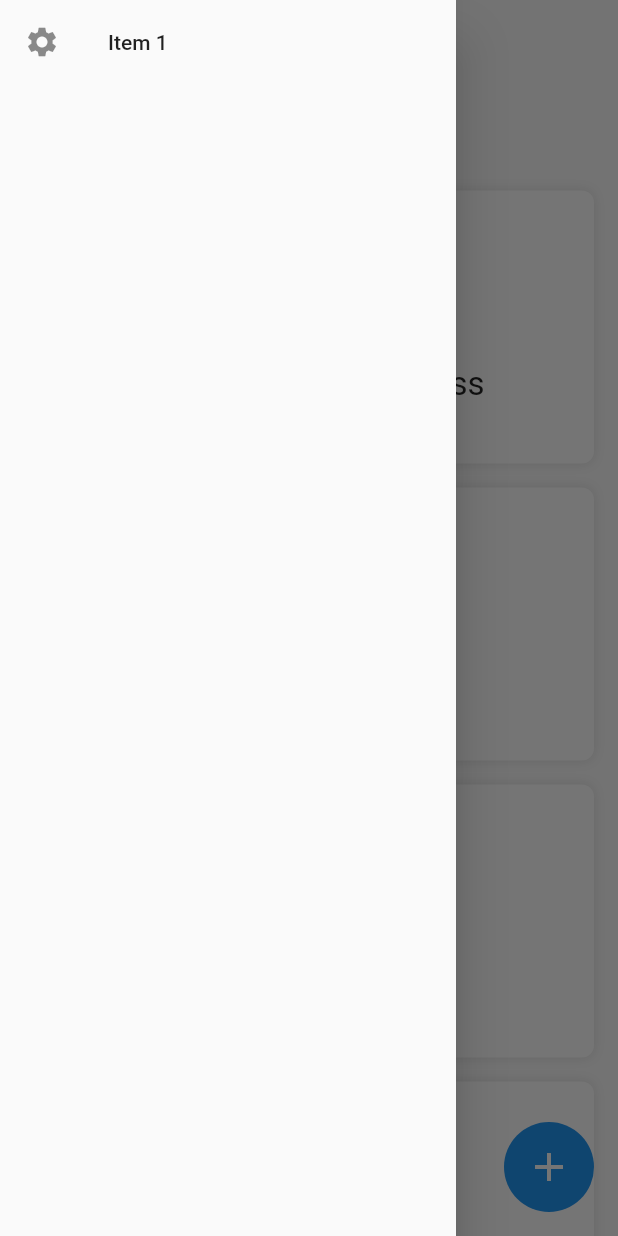
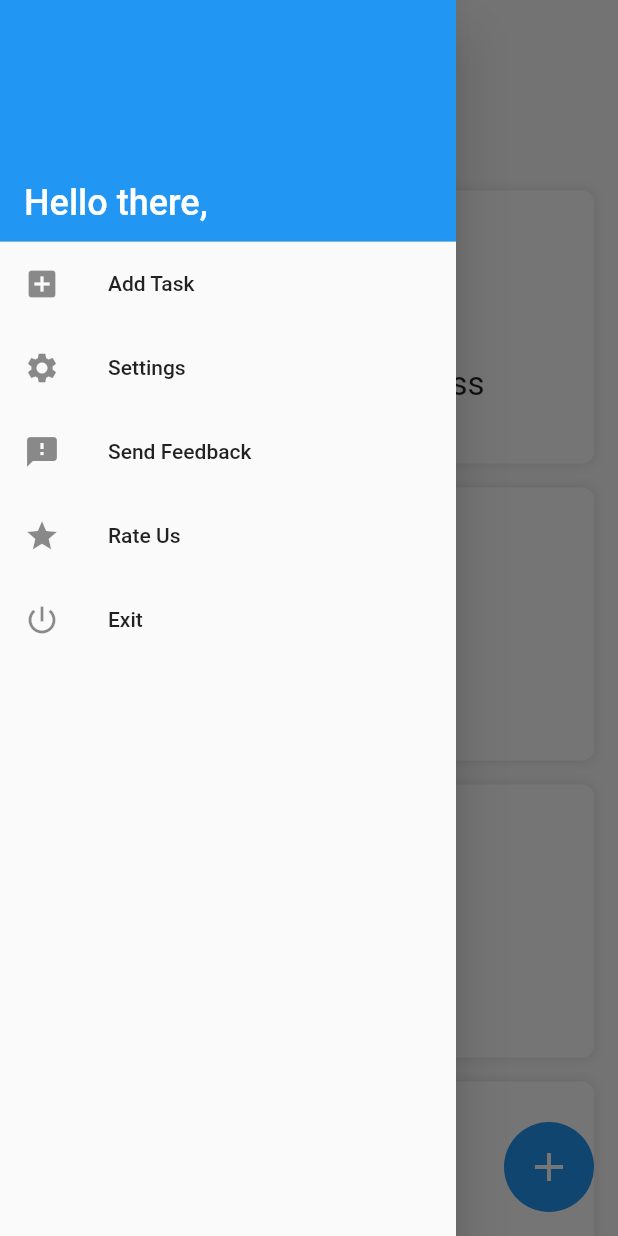
Before and after one commit to akhil-tj/To-Do-List-App, a Flutter app: the screen it shows after launch, with the side drawer open, on a phone screen of 412 x 824 dp. Run offline on Flutter 3.47's test engine with Material 2 defaults, Android fonts, the phone set to English and light mode, and no system bars; our stand-ins replace feather_icons_flutter, flutter_svg.

Commit message:
updated code base

```diff
--- a/lib/Home/home_page.dart
+++ b/lib/Home/home_page.dart
@@ -4,6 +4,7 @@ import 'package:to_do/Product/product_details.dart';
 import 'package:feather_icons_flutter/feather_icons_flutter.dart';
 import 'package:flutter_svg/flutter_svg.dart';
 import 'package:to_do/Screens/add_task.dart';
+import 'package:to_do/Screens/product_info.dart';
 
 class HomePage extends StatelessWidget {
   final GlobalKey<ScaffoldState> _drawerKey = GlobalKey();
@@ -27,11 +28,58 @@ class HomePage extends StatelessWidget {
       drawer: Drawer(
         child: ListView(
           children: [
+            DrawerHeader(
+              margin: EdgeInsets.zero,
+              padding: EdgeInsets.zero,
+              decoration: BoxDecoration(
+                color: Colors.blue,
+              ),
+              child: Stack(
+                children: <Widget>[
+                  Positioned(
+                    bottom: 12.0,
+                    left: 16.0,
+                    child: Text(
+                      "Hello there,",
+                      style: TextStyle(
+                          color: Colors.white,
+                          fontSize: 24.0,
+                          fontWeight: FontWeight.w500),
+                    ),
+                  ),
+                ],
+              ),
+            ),
+            ListTile(
+                leading: Icon(Icons.add_box),
+                title: Text('Add Task'),
+                onTap: () {
+                  Navigator.of(context).pop();
+                  Navigator.pushNamed(context, AddTask.addTaskRoute);
+                }),
             ListTile(
                 leading: Icon(Icons.settings),
-                title: Text('Item 1'),
+                title: Text('Settings'),
                 onTap: () {
-                  print('Item 1');
+                  print('Settings');
+                }),
+            ListTile(
+                leading: Icon(Icons.sms_failed),
+                title: Text('Send Feedback'),
+                onTap: () {
+                  print('Send Feedback');
+                }),
+            ListTile(
+                leading: Icon(Icons.star),
+                title: Text('Rate Us'),
+                onTap: () {
+                  print('Rate Us');
+                }),
+            ListTile(
+                leading: Icon(Icons.power_settings_new),
+                title: Text('Exit'),
+                onTap: () {
+                  print('Exit');
                 }),
           ],
         ),
@@ -101,10 +149,21 @@ class HomePage extends StatelessWidget {
       gridDelegate:
           SliverGridDelegateWithFixedCrossAxisCount(crossAxisCount: 2),
       itemBuilder: (BuildContext context, int index) {
-        return ProductCard(
-          myIcon: productList[index].myIcon,
-          no: productList[index].no,
-          heading: productList[index].heading,
+        return GestureDetector(
+          onTap: () {
+            Map arguments = {
+              'myIcon': productList[index].myIcon,
+              'heading': productList[index].heading,
+              'no': productList[index].no
+            };
+            Navigator.pushNamed(context, ProductInformation.productInfoRoute,
+                arguments: arguments);
+          },
+          child: ProductCard(
+            myIcon: productList[index].myIcon,
+            no: productList[index].no,
+            heading: productList[index].heading,
+          ),
         );
       },
     );
--- a/lib/Product/product_details.dart
+++ b/lib/Product/product_details.dart
@@ -1,5 +1,4 @@
 import 'package:flutter/material.dart';
-import 'package:to_do/Screens/product_info.dart';
 
 class ProductCard extends StatelessWidget {
   final IconData myIcon;
@@ -10,11 +9,7 @@ class ProductCard extends StatelessWidget {
       {@required this.myIcon, @required this.heading, @required this.no});
   @override
   Widget build(BuildContext context) {
-    return GestureDetector(
-      onTap: () {
-        Navigator.pushNamed(context, ProductInformation.productInfoRoute);
-      },
-      child: Container(
+    return Container(
       margin: EdgeInsets.all(8),
       padding: EdgeInsets.all(20),
       height: cardSize,
@@ -59,7 +54,6 @@ class ProductCard extends StatelessWidget {
           )
         ],
       ),
-      ),
     );
   }
 }
--- a/lib/Screens/add_task.dart
+++ b/lib/Screens/add_task.dart
@@ -16,7 +16,7 @@ class AddTask extends StatelessWidget {
                   children: [
                     NewTaskAppBar(),
                     SizedBox(
-                      height: 24,
+                      height: 56,
                     ),
                     TextField(
                       maxLength: 20,
@@ -44,7 +44,7 @@ class AddTask extends StatelessWidget {
                     ),
                     GestureDetector(
                       onTap: () {
-                        print('Category');
+                        Navigator.pushNamed(context, '/cat');
                       },
                       child: Row(
                         children: [
--- a/lib/main.dart
+++ b/lib/main.dart
@@ -1,6 +1,7 @@
 import 'package:flutter/material.dart';
 import 'package:to_do/Home/home_page.dart';
 import 'package:to_do/Screens/add_task.dart';
+import 'package:to_do/Screens/categories.dart';
 import 'package:to_do/Screens/product_info.dart';
 
 void main() {
@@ -17,6 +18,7 @@ class MyApp extends StatelessWidget {
       routes: {
         ProductInformation.productInfoRoute: (context) => ProductInformation(),
         AddTask.addTaskRoute: (context) => AddTask(),
+        '/cat': (context) => CategoriesList(),
       },
     );
   }
```
Also changed, not shown: lib/Screens/categories.dart (added, +147 -0 lines), lib/Screens/product_info.dart (+36 -37 lines). Lines whose indentation alone changed are shown as unchanged.
